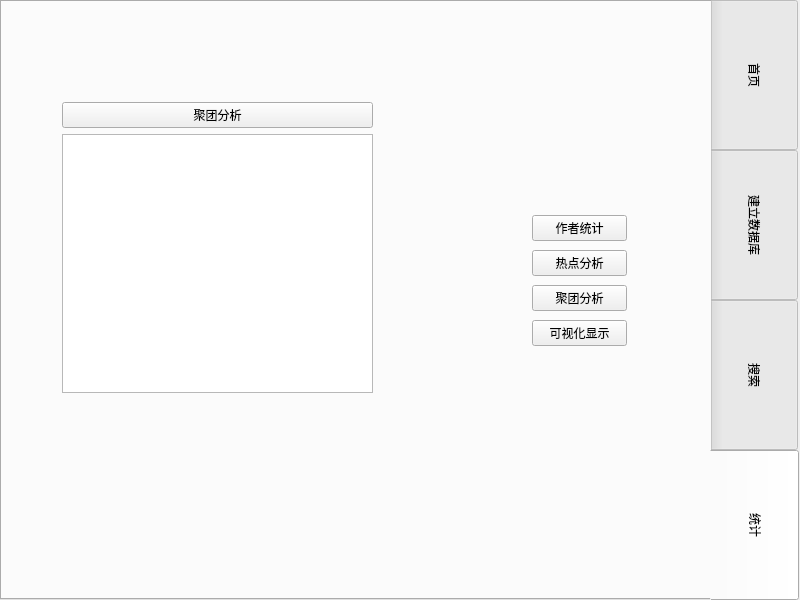
Above: mainui/mainwindow.ui from FeatherRed/DBLP-Management-System before the change. Below: the same form after it.
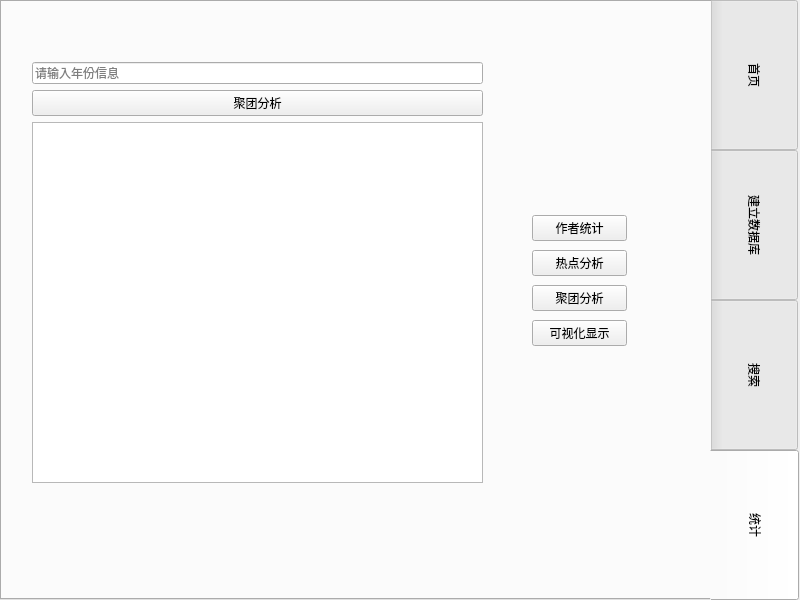
That is the form after the change. The open tabs and pages were chosen to show the change.

Commit message: 更新了ui

Diff of the .ui file:
```diff
--- a/mainui/mainwindow.ui
+++ b/mainui/mainwindow.ui
@@ -464,13 +464,20 @@
       <widget class="QWidget" name="layoutWidget_8">
        <property name="geometry">
         <rect>
-         <x>30</x>
-         <y>60</y>
-         <width>311</width>
-         <height>291</height>
+         <x>0</x>
+         <y>20</y>
+         <width>451</width>
+         <height>421</height>
         </rect>
        </property>
        <layout class="QVBoxLayout" name="verticalLayout_10">
+        <item>
+         <widget class="QLineEdit" name="lineEdit_clusteranalysis">
+          <property name="placeholderText">
+           <string>请输入年份信息</string>
+          </property>
+         </widget>
+        </item>
         <item>
          <widget class="QPushButton" name="pushButton_ca1">
           <property name="text">
@@ -479,7 +486,7 @@
          </widget>
         </item>
         <item>
-         <widget class="QPlainTextEdit" name="plainTextEdit_clusteranalysis"/>
+         <widget class="QTableView" name="tableView_clusteranalysis"/>
         </item>
        </layout>
       </widget>
```
Left out of the diff: 4 changed lines with no effect on the pictures.
